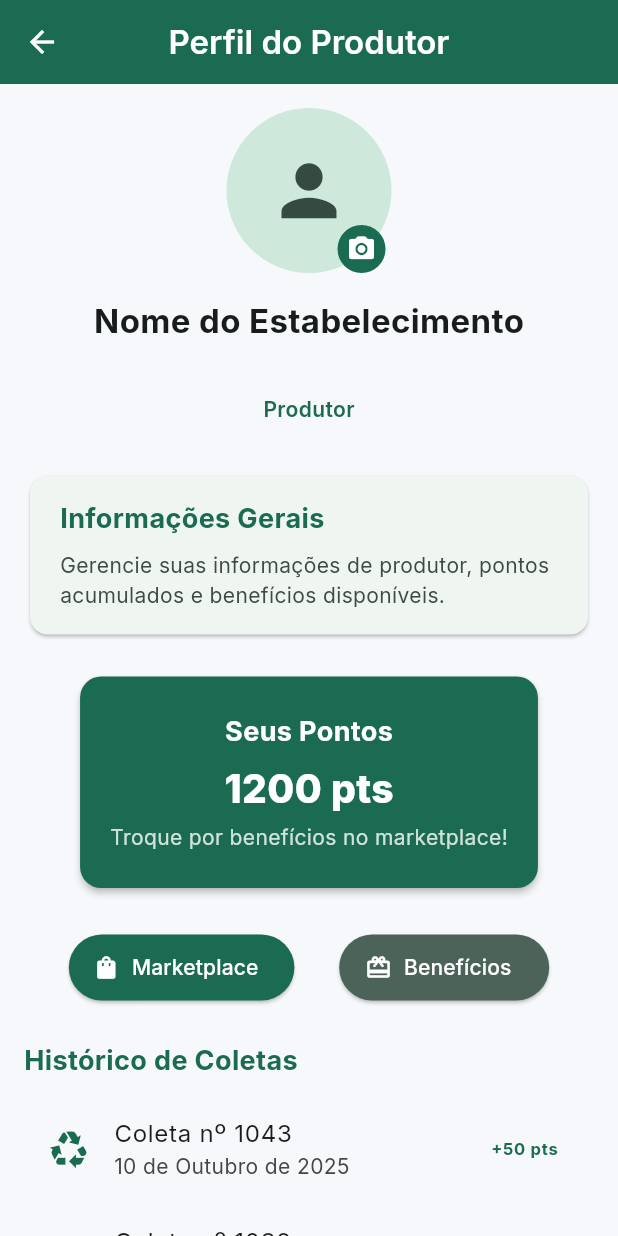
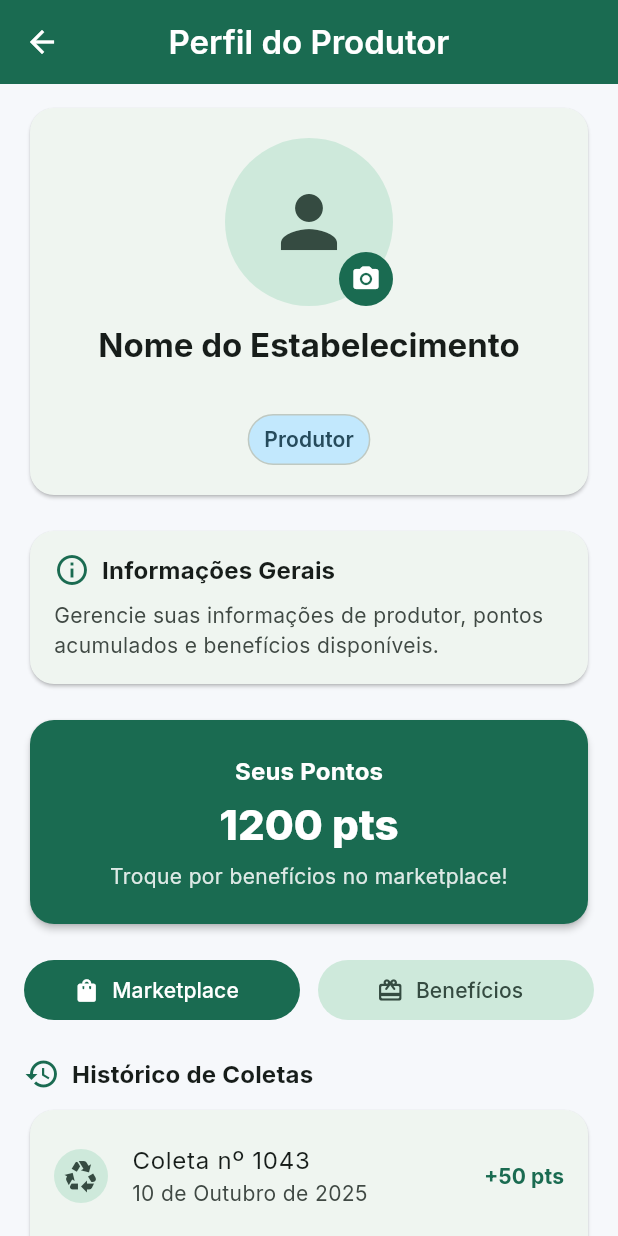
Before and after one commit to HugoValuar03/Hackathon_hackagua, a Flutter app: the ProdutorPerfilScreen screen opened by its route, on a phone screen of 412 x 824 dp. Run offline on Flutter 3.47's test engine with Material 3 defaults, Android fonts, the phone set to English and light mode, and no system bars; our stand-ins replace flutter_svg, geolocator, google_fonts, google_maps_flutter, image_picker, shared_preferences and 2 more; accounts and stored records are empty.

Commit message:
Atualização perfil 2

```diff
--- a/lib/screens/produtor/produtor_perfil_screen.dart
+++ b/lib/screens/produtor/produtor_perfil_screen.dart
@@ -25,59 +25,54 @@ class _ProdutorPerfilScreenState extends State<ProdutorPerfilScreen> {
     setState(() {
       nome = prefs.getString('user_nome') ?? 'Nome do Estabelecimento';
       email = prefs.getString('user_email') ?? 'email@exemplo.com';
-      tipo = prefs.getString('user_tipo') ?? 'Produtor';
+      tipo  = prefs.getString('user_tipo') ?? 'Produtor';
     });
   }
 
   @override
   Widget build(BuildContext context) {
-    final cs = Theme.of(context).colorScheme;
+    final cs   = Theme.of(context).colorScheme;
+    final text = Theme.of(context).textTheme;
 
     return Scaffold(
       appBar: AppBar(
-        title: const Text(
-          'Perfil do Produtor',
-          style: TextStyle(fontWeight: FontWeight.w600),
-        ),
-        backgroundColor: cs.primary,     // antes: Color(0xFF6CB40C)
-        foregroundColor: cs.onPrimary,   // garante contraste
+        title: const Text('Perfil do Produtor', style: TextStyle(fontWeight: FontWeight.w600)),
+        centerTitle: true,
+        backgroundColor: cs.primary,
+        foregroundColor: cs.onPrimary,
         elevation: 0,
-        centerTitle: true,
       ),
       body: SingleChildScrollView(
-        padding: const EdgeInsets.all(16),
+        padding: const EdgeInsets.fromLTRB(16, 12, 16, 24),
         child: Column(
-          crossAxisAlignment: CrossAxisAlignment.center,
+          crossAxisAlignment: CrossAxisAlignment.stretch,
           children: [
-            // ========================
-            // TOPO DO PERFIL
-            // ========================
+            // 1) Cabeçalho anatômico (avatar + identificação) dentro de um card
+            Card(
+              shape: RoundedRectangleBorder(borderRadius: BorderRadius.circular(16)),
+              elevation: 1,
+              child: Padding(
+                padding: const EdgeInsets.fromLTRB(16, 20, 16, 20),
+                child: Column(
+                  children: [
                     Stack(
+                      alignment: Alignment.bottomRight,
                       children: [
                         Semantics(
                           label: 'Foto de perfil',
                           child: CircleAvatar(
-                    radius: 55,
-                    backgroundColor: cs.secondaryContainer, // antes: 0xFFDDEED2
-                    backgroundImage: (fotoPerfil != null)
-                        ? AssetImage(fotoPerfil!)
-                        : null,
+                            radius: 56,
+                            backgroundColor: cs.secondaryContainer,
+                            backgroundImage: (fotoPerfil != null) ? AssetImage(fotoPerfil!) : null,
                             child: fotoPerfil == null
-                        ? Icon(
-                      Icons.person,
-                      size: 55,
-                      color: cs.onSecondaryContainer, // antes: Colors.black45
-                    )
+                                ? Icon(Icons.person, size: 56, color: cs.onSecondaryContainer)
                                 : null,
                           ),
                         ),
-                Positioned(
-                  bottom: 0,
-                  right: 4,
-                  child: Tooltip(
+                        Tooltip(
                           message: 'Alterar foto',
                           child: Material(
-                      color: cs.primary, // antes: 0xFF2F4C30
+                            color: cs.primary,
                             shape: const CircleBorder(),
                             child: InkWell(
                               customBorder: const CircleBorder(),
@@ -87,216 +82,220 @@ class _ProdutorPerfilScreenState extends State<ProdutorPerfilScreen> {
                                 );
                               },
                               child: Padding(
-                          padding: const EdgeInsets.all(6),
-                          child: Icon(
-                            Icons.camera_alt_rounded,
-                            color: cs.onPrimary, // antes: Colors.white
-                            size: 20,
-                          ),
-                        ),
+                                padding: const EdgeInsets.all(8),
+                                child: Icon(Icons.camera_alt_rounded, color: cs.onPrimary, size: 20),
                               ),
                             ),
                           ),
                         ),
                       ],
                     ),
-            const SizedBox(height: 16),
+                    const SizedBox(height: 12),
                     Text(
                       nome,
-              style: TextStyle(
-                fontSize: 22,
-                fontWeight: FontWeight.bold,
-                color: cs.onSurface, // antes: Colors.black87
-              ),
+                      style: text.titleLarge?.copyWith(fontWeight: FontWeight.bold, color: cs.onSurface),
+                      textAlign: TextAlign.center,
                     ),
                     const SizedBox(height: 4),
                     Text(
                       email,
-              style: TextStyle(
-                fontSize: 15,
-                color: cs.onSurfaceVariant, // antes: Colors.grey
-              ),
+                      style: text.bodyMedium?.copyWith(color: cs.onSurfaceVariant),
+                      textAlign: TextAlign.center,
                     ),
                     const SizedBox(height: 8),
-            Text(
+                    Container(
+                      padding: const EdgeInsets.symmetric(horizontal: 10, vertical: 6),
+                      decoration: ShapeDecoration(
+                        color: cs.tertiaryContainer,
+                        shape: StadiumBorder(side: BorderSide(color: cs.outlineVariant)),
+                      ),
+                      child: Text(
                         tipo,
-              style: TextStyle(
-                fontSize: 14,
-                fontWeight: FontWeight.w600,
-                color: cs.primary, // antes: 0xFF2F4C30
-              ),
-            ),
-            const SizedBox(height: 30),
-
-            // ==============================================================
-            // RESTANTE DA TELA ORIGINAL DO PERFIL (mantido)
-            // ==============================================================
-            Card(
-              shape: RoundedRectangleBorder(
-                borderRadius: BorderRadius.circular(12),
-              ),
-              elevation: 1,
-              child: Padding(
-                padding: const EdgeInsets.symmetric(horizontal: 20, vertical: 16),
-                child: Column(
-                  crossAxisAlignment: CrossAxisAlignment.start,
-                  children: [
-                    Text(
-                      'Informações Gerais',
-                      style: TextStyle(
-                        fontSize: 18,
-                        fontWeight: FontWeight.bold,
-                        color: cs.primary, // antes: 0xFF2F4C30
-                      ),
-                    ),
-                    const SizedBox(height: 8),
-                    Text(
-                      'Gerencie suas informações de produtor, pontos acumulados e benefícios disponíveis.',
-                      style: TextStyle(color: cs.onSurfaceVariant), // antes: Colors.black54
-                    ),
-                  ],
-                ),
-              ),
-            ),
-            const SizedBox(height: 20),
-
-            // Seção de pontos
-            Card(
-              color: cs.primary, // antes: 0xFF6CB40C
-              shape: RoundedRectangleBorder(
-                borderRadius: BorderRadius.circular(14),
-              ),
-              elevation: 2,
-              child: Padding(
-                padding: const EdgeInsets.symmetric(horizontal: 20, vertical: 24),
-                child: Column(
-                  children: [
-                    Text(
-                      'Seus Pontos',
-                      style: TextStyle(
-                        fontSize: 18,
-                        color: cs.onPrimary,
-                        fontWeight: FontWeight.bold,
-                      ),
-                    ),
-                    const SizedBox(height: 6),
-                    Text(
-                      '1200 pts',
-                      style: TextStyle(
-                        fontSize: 26,
-                        color: cs.onPrimary,
-                        fontWeight: FontWeight.w800,
-                      ),
-                    ),
-                    const SizedBox(height: 4),
-                    Text(
-                      'Troque por benefícios no marketplace!',
-                      style: TextStyle(
-                        color: cs.onPrimary.withOpacity(.8), // antes: Colors.white70
-                        fontSize: 14,
+                        style: text.labelLarge?.copyWith(color: cs.onTertiaryContainer, fontWeight: FontWeight.w600),
                       ),
                     ),
                   ],
                 ),
               ),
             ),
-            const SizedBox(height: 25),
 
-            // Botões de ação
+            const SizedBox(height: 16),
+
+            // 2) Informações gerais (texto explicativo) — mantém conteúdo, melhora legibilidade
+            Card(
+              shape: RoundedRectangleBorder(borderRadius: BorderRadius.circular(16)),
+              elevation: 1,
+              child: Padding(
+                padding: const EdgeInsets.fromLTRB(16, 14, 16, 16),
+                child: Column(
+                  crossAxisAlignment: CrossAxisAlignment.start,
+                  children: [
+                    _SectionHeader(title: 'Informações Gerais', icon: Icons.info_outline),
+                    const SizedBox(height: 8),
+                    Text(
+                      'Gerencie suas informações de produtor, pontos acumulados e benefícios disponíveis.',
+                      style: text.bodyMedium?.copyWith(color: cs.onSurfaceVariant),
+                    ),
+                  ],
+                ),
+              ),
+            ),
+
+            const SizedBox(height: 16),
+
+            // 3) Pontos — destaque visual com cor do tema e tipografia
+            Card(
+              color: cs.primary,
+              shape: RoundedRectangleBorder(borderRadius: BorderRadius.circular(16)),
+              elevation: 2,
+              child: Padding(
+                padding: const EdgeInsets.fromLTRB(20, 22, 20, 22),
+                child: Column(
+                  children: [
+                    Text('Seus Pontos',
+                        style: text.titleMedium?.copyWith(
+                          color: cs.onPrimary,
+                          fontWeight: FontWeight.w700,
+                        )),
+                    const SizedBox(height: 6),
+                    Text('1200 pts',
+                        style: text.headlineMedium?.copyWith(
+                          color: cs.onPrimary,
+                          fontWeight: FontWeight.w800,
+                        )),
+                    const SizedBox(height: 6),
+                    Text(
+                      'Troque por benefícios no marketplace!',
+                      style: text.bodyMedium?.copyWith(color: cs.onPrimary.withOpacity(.85)),
+                      textAlign: TextAlign.center,
+                    ),
+                  ],
+                ),
+              ),
+            ),
+
+            const SizedBox(height: 16),
+
+            // 4) Ações principais — hierarquia: primário (Filled), secundário (Tonal)
             Row(
-              mainAxisAlignment: MainAxisAlignment.spaceEvenly,
               children: [
-                ElevatedButton.icon(
-                  onPressed: () =>
-                      Navigator.pushNamed(context, '/produtor/marketplace'),
+                Expanded(
+                  child: FilledButton.icon(
+                    onPressed: () => Navigator.pushNamed(context, '/produtor/marketplace'),
                     icon: const Icon(Icons.shopping_bag),
                     label: const Text('Marketplace'),
-                  style: ElevatedButton.styleFrom(
-                    backgroundColor: cs.primary,   // antes: 0xFF2F4C30
-                    foregroundColor: cs.onPrimary,
-                    minimumSize: const Size(140, 44),
                   ),
                 ),
-                ElevatedButton.icon(
-                  onPressed: () =>
-                      Navigator.pushNamed(context, '/produtor/beneficios'),
+                const SizedBox(width: 12),
+                Expanded(
+                  child: FilledButton.tonalIcon(
+                    onPressed: () => Navigator.pushNamed(context, '/produtor/beneficios'),
                     icon: const Icon(Icons.redeem_rounded),
                     label: const Text('Benefícios'),
-                  style: ElevatedButton.styleFrom(
-                    backgroundColor: cs.secondary, // antes: 0xFF6CB40C
-                    foregroundColor: cs.onSecondary,
-                    minimumSize: const Size(140, 44),
                   ),
                 ),
               ],
             ),
-            const SizedBox(height: 25),
 
-            // Seção de histórico
-            Align(
-              alignment: Alignment.centerLeft,
-              child: Text(
-                'Histórico de Coletas',
-                style: TextStyle(
-                  fontSize: 18,
-                  color: cs.primary, // antes: 0xFF2F4C30
-                  fontWeight: FontWeight.bold,
+            const SizedBox(height: 20),
+
+            // 5) Histórico — em card, com divisores e toque maior
+            _SectionHeader(title: 'Histórico de Coletas', icon: Icons.history),
+            const SizedBox(height: 8),
+            Card(
+              shape: RoundedRectangleBorder(borderRadius: BorderRadius.circular(16)),
+              elevation: 1,
+              child: ListView.separated(
+                shrinkWrap: true,
+                physics: const NeverScrollableScrollPhysics(),
+                padding: const EdgeInsets.symmetric(vertical: 4),
+                itemCount: _mockHistorico.length,
+                separatorBuilder: (_, __) => Divider(height: 1, color: cs.outlineVariant),
+                itemBuilder: (_, i) {
+                  final h = _mockHistorico[i];
+                  return ListTile(
+                    contentPadding: const EdgeInsets.symmetric(horizontal: 16, vertical: 4),
+                    leading: CircleAvatar(
+                      radius: 18,
+                      backgroundColor: cs.secondaryContainer,
+                      child: Icon(Icons.recycling, color: cs.onSecondaryContainer),
+                    ),
+                    title: Text(h.titulo),
+                    subtitle: Text(h.data),
+                    trailing: Text(
+                      h.pontos,
+                      style: Theme.of(context).textTheme.titleSmall?.copyWith(
+                        color: cs.primary,
+                        fontWeight: FontWeight.w700,
                       ),
                     ),
-            ),
-            const SizedBox(height: 10),
-            ListView(
-              shrinkWrap: true,
-              physics: const NeverScrollableScrollPhysics(),
-              children: [
-                ListTile(
-                  leading: Icon(Icons.recycling, color: cs.primary, size: 28),
-                  title: const Text('Coleta nº 1043'),
-                  subtitle: const Text('10 de Outubro de 2025'),
-                  trailing: Text(
-                    '+50 pts',
-                    style: TextStyle(
-                      color: cs.primary, // antes: 0xFF6CB40C
-                      fontWeight: FontWeight.bold,
+                    onTap: () {}, // preserva espaço para navegação futura
+                  );
+                },
               ),
             ),
-                ),
-                ListTile(
-                  leading: Icon(Icons.recycling, color: cs.primary, size: 28),
-                  title: const Text('Coleta nº 1032'),
-                  subtitle: const Text('28 de Setembro de 2025'),
-                  trailing: Text(
-                    '+80 pts',
-                    style: TextStyle(
-                      color: cs.primary, // antes: 0xFF6CB40C
-                      fontWeight: FontWeight.bold,
-                    ),
-                  ),
-                ),
-              ],
-            ),
-            const SizedBox(height: 25),
 
-            // Botão de logout
-            ElevatedButton.icon(
+            const SizedBox(height: 20),
+
+            // 6) Ação destrutiva (logout) — previsível e com contraste
+            OutlinedButton.icon(
               onPressed: () async {
                 final prefs = await SharedPreferences.getInstance();
                 await prefs.clear();
                 if (!mounted) return;
                 Navigator.pushReplacementNamed(context, '/login');
               },
-              icon: const Icon(Icons.logout_rounded),
-              label: const Text('Sair'),
-              style: ElevatedButton.styleFrom(
-                backgroundColor: cs.error,   // antes: Colors.redAccent.shade700
-                foregroundColor: cs.onError,
-                minimumSize: const Size(160, 48),
+              icon: Icon(Icons.logout_rounded, color: cs.error),
+              label: Text('Sair', style: TextStyle(color: cs.error)),
+              style: OutlinedButton.styleFrom(
+                minimumSize: const Size.fromHeight(48),
+                side: BorderSide(color: cs.error),
+                foregroundColor: cs.error,
               ),
             ),
-            const SizedBox(height: 30),
           ],
         ),
       ),
     );
   }
 }
+
+// ---------- Componentes de apoio (anatomia) ----------
+
+class _SectionHeader extends StatelessWidget {
+  const _SectionHeader({required this.title, required this.icon});
+  final String title;
+  final IconData icon;
+
+  @override
+  Widget build(BuildContext context) {
+    final cs = Theme.of(context).colorScheme;
+    final tx = Theme.of(context).textTheme;
+    return Row(
+      children: [
+        Icon(icon, color: cs.primary),
+        const SizedBox(width: 8),
+        Text(
+          title,
+          style: tx.titleMedium?.copyWith(
+            fontWeight: FontWeight.w700,
+            color: cs.onSurface,
+          ),
+        ),
+      ],
+    );
+  }
+}
+
+// estrutura simples para o histórico (mantém conteúdo original)
+class _HistoricoItem {
+  final String titulo;
+  final String data;
+  final String pontos;
+  _HistoricoItem(this.titulo, this.data, this.pontos);
+}
+
+final _mockHistorico = <_HistoricoItem>[
+  _HistoricoItem('Coleta nº 1043', '10 de Outubro de 2025', '+50 pts'),
+  _HistoricoItem('Coleta nº 1032', '28 de Setembro de 2025', '+80 pts'),
+];
```
Lines whose indentation alone changed are shown as unchanged.
